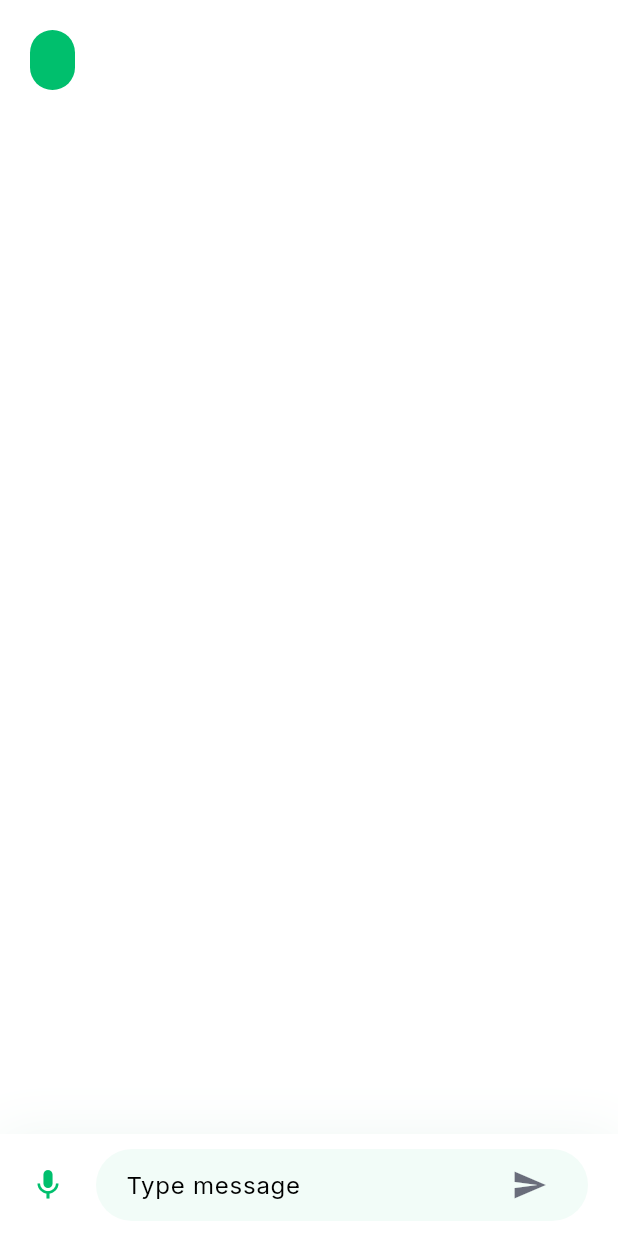
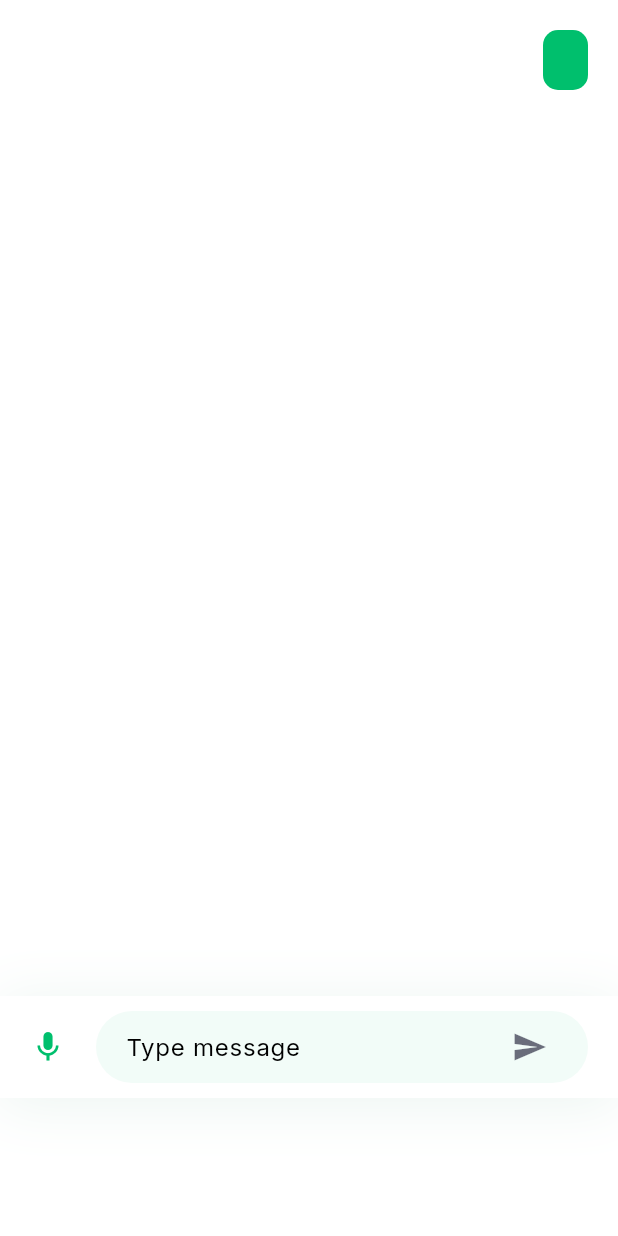
Before and after one commit to theotherdy/flutter_ai_chat, a Flutter app: the MessagesBody widget shown alone on an empty page, opened directly, after a tap on the "send" icon, on a phone screen of 412 x 824 dp. Run offline on Flutter 3.47's test engine with Material 3 defaults, Android fonts, the phone set to English and light mode, and no system bars; our stand-ins replace flutter_dotenv, google_fonts; network calls fail.

```diff
--- a/lib/screens/messages/widgets/message.dart
+++ b/lib/screens/messages/widgets/message.dart
@@ -34,9 +34,10 @@ class Message extends StatelessWidget {
     return Padding(
       padding: const EdgeInsets.only(top: kDefaultPadding),
       child: Row(
-        mainAxisAlignment: message.role == "user"
+        mainAxisAlignment: message.role == LocalMessageRole.user
             ? MainAxisAlignment.end
             : MainAxisAlignment.start,
+        mainAxisSize: MainAxisSize.max,
         children: [
           if (message.role != LocalMessageRole.user) ...[
             const CircleAvatar(
@@ -45,8 +46,7 @@ class Message extends StatelessWidget {
             ),
             const SizedBox(width: kDefaultPadding / 2),
           ],
-          messageContent(message),
-          //if (message.role == "user") MessageStatusDot(status: message.messageStatus)*/
+          Flexible(child: messageContent(message)),
         ],
       ),
     );
--- a/lib/screens/messages/widgets/messages_body.dart
+++ b/lib/screens/messages/widgets/messages_body.dart
@@ -26,18 +26,26 @@ class _MessagesBodyState extends State<MessagesBody> {
 
   @override
   Widget build(BuildContext context) {
+    //return Column(
+    //  children: [
+    //    Expanded(
+    //      child: Padding(
+
     return Column(
       children: [
-        Expanded(
-          child: Padding(
+        Container(
           padding: const EdgeInsets.symmetric(horizontal: kDefaultPadding),
+          //get max height
+          height: MediaQuery.of(context).size.height - 160,
           child: ListView.builder(
             itemCount: _chatHistory.length,
+            shrinkWrap: false,
             controller: _scrollController,
+            physics: const BouncingScrollPhysics(),
             itemBuilder: (context, index) =>
                 Message(message: _chatHistory[index]),
           ),
-          ),
+          //),
         ),
         //todo - move this out into a separate chat_input widget
         Container(
@@ -71,14 +79,6 @@ class _MessagesBodyState extends State<MessagesBody> {
                     ),
                     child: Row(
                       children: [
-                        /*Icon(
-                          Icons.sentiment_satisfied_alt_outlined,
-                          color: Theme.of(context)
-                              .textTheme
-                              .bodyLarge!
-                              .color!
-                              .withOpacity(0.64),
-                        ),*/
                         const SizedBox(width: kDefaultPadding / 4),
                         Expanded(
                           child: TextField(
@@ -141,23 +141,6 @@ class _MessagesBodyState extends State<MessagesBody> {
                             });
                           },
                         ),
-                        /*Icon(
-                          Icons.attach_file,
-                          color: Theme.of(context)
-                              .textTheme
-                              .bodyLarge!
-                              .color!
-                              .withOpacity(0.64),
-                        ),*/
-                        /*const SizedBox(width: kDefaultPadding / 4),
-                        Icon(
-                          Icons.camera_alt_outlined,
-                          color: Theme.of(context)
-                              .textTheme
-                              .bodyLarge!
-                              .color!
-                              .withOpacity(0.64),
-                        ),*/
                       ],
                     ),
                   ),
--- a/lib/screens/messages/widgets/text_message.dart
+++ b/lib/screens/messages/widgets/text_message.dart
@@ -25,7 +25,7 @@ class TextMessage extends StatelessWidget {
       decoration: BoxDecoration(
         color: kPrimaryColor
             .withOpacity(message!.role == LocalMessageRole.user ? 1 : 0.1),
-        borderRadius: BorderRadius.circular(30),
+        borderRadius: BorderRadius.circular(10),
       ),
       child: Text(
         message!.text
@@ -35,6 +35,7 @@ class TextMessage extends StatelessWidget {
               ? Colors.white
               : Theme.of(context).textTheme.bodyLarge!.color,
         ),
+        //softWrap: true,
       ),
     );
   }
```
Lines whose indentation alone changed are shown as unchanged.
